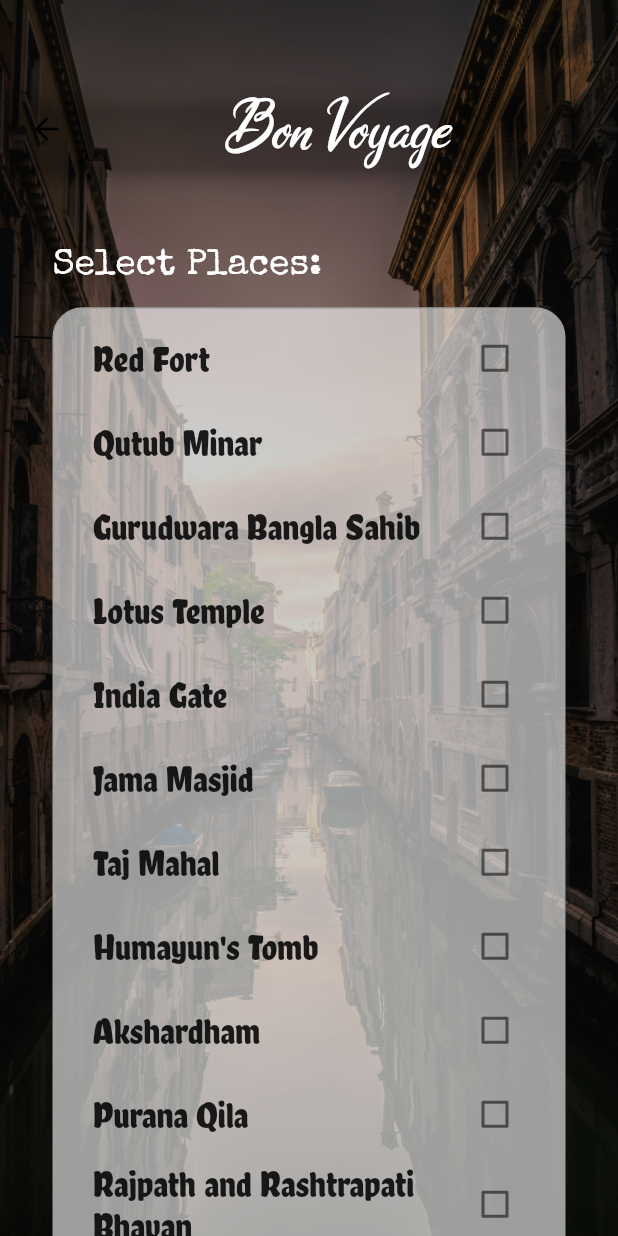
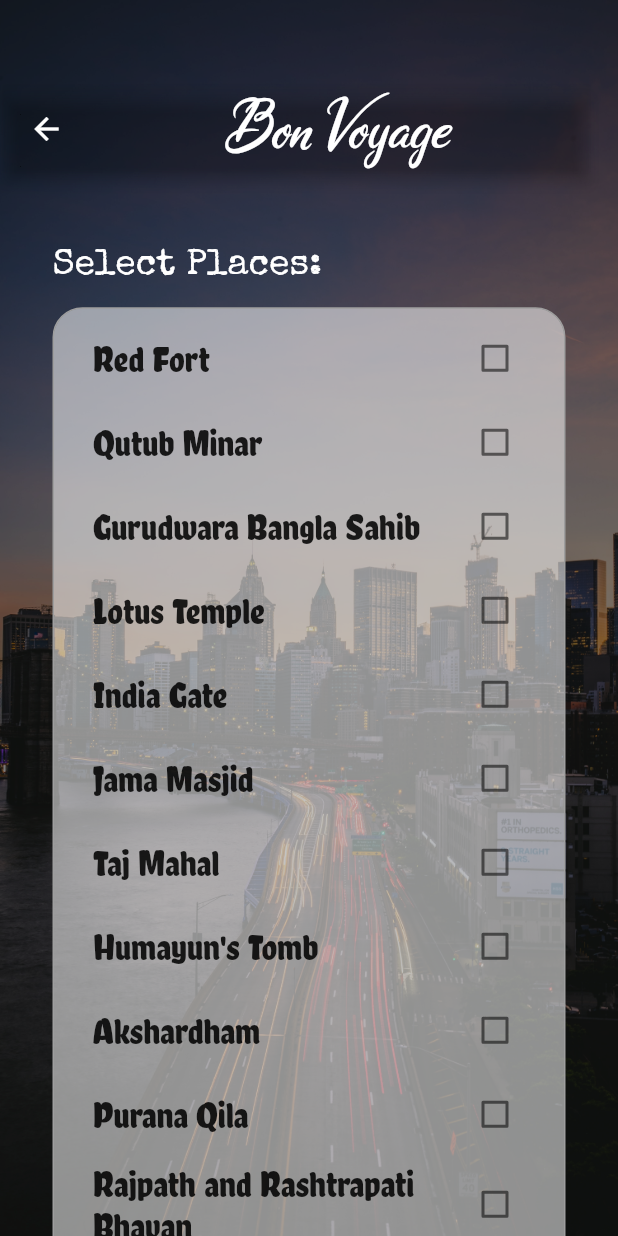
Before and after one commit to shree-vidya/Bon-Voyage, a Flutter app: the Page3 screen opened directly, on a phone screen of 412 x 824 dp. Run offline on Flutter 3.47's test engine with Material 2 defaults, Android fonts, the phone set to English and light mode, and no system bars.

Commit message:
page 2 front-end modify

```diff
--- a/lib/main.dart
+++ b/lib/main.dart
@@ -14,7 +14,7 @@ class MyApp extends StatelessWidget {
       title: 'Flutter Demo',
       theme: ThemeData(
         primaryColor: Colors.white,
-        accentColor: Colors.black,
+        accentColor: Colors.white,
         // primarySwatch: Colors.white,
       ),
       home: MyHomePage(),
--- a/lib/screens/page2.dart
+++ b/lib/screens/page2.dart
@@ -1,6 +1,7 @@
 import 'package:flutter/cupertino.dart';
 import 'package:flutter/material.dart';
 
+import 'page3.dart';
 import 'page4.dart';
 import 'page5.dart';
 import 'page6.dart';
@@ -291,7 +292,7 @@ class _Page2State extends State<Page2> {
                         Navigator.push(
                             context,
                             MaterialPageRoute(
-                              builder: (context) => Page4(),));
+                              builder: (context) => Page3(),));
                       },
                       shape: RoundedRectangleBorder(
                           borderRadius: BorderRadius.circular(30.0),
@@ -312,6 +313,9 @@ class _Page2State extends State<Page2> {
             left: 3.0,
             right: 20.0,
             child: AppBar(
+              iconTheme: IconThemeData(
+                color: Colors.white, //change your color here
+              ),
               backgroundColor: Colors.transparent,
               primary: false,
               title: Container(
--- a/lib/screens/page3.dart
+++ b/lib/screens/page3.dart
@@ -49,7 +49,7 @@ class _Page3State extends State<Page3> {
             height: screenHeight,
             decoration: BoxDecoration(
               image: DecorationImage(
-                  image: AssetImage('images/page2_venice.jpg'),
+                  image: AssetImage('images/page3_city.jpg'),
                   fit: BoxFit.cover),
             ),
           ),
@@ -82,7 +82,7 @@ class _Page3State extends State<Page3> {
                     margin: EdgeInsets.only(top:15, left:15, right: 15,bottom: 15),
                     padding:EdgeInsets.only( left:10, right: 10,top:5, bottom: 10) ,
                     decoration: BoxDecoration(
-                        color: Colors.white60,
+                        color: Colors.white54,
                         border: Border.all(
                           color: Colors.grey,
                         ),
@@ -95,6 +95,8 @@ class _Page3State extends State<Page3> {
                         return CheckboxListTile(
                           title:  Text(entry.key, style: TextStyle(fontFamily: 'ChelaOne', fontSize: 24, fontWeight: FontWeight.w300,),),
                           value: entry.value,
+                          activeColor: Colors.black,
+                          checkColor: Colors.white,
                           onChanged: (bool value) {
                             setState(() {
                               places[entry.key] = value;
@@ -134,6 +136,9 @@ class _Page3State extends State<Page3> {
             left: 3.0,
             right: 20.0,
             child: AppBar(
+              iconTheme: IconThemeData(
+                color: Colors.white, //change your color here
+              ),
               backgroundColor: Colors.transparent,
               primary: false,
               title: Container(
```
